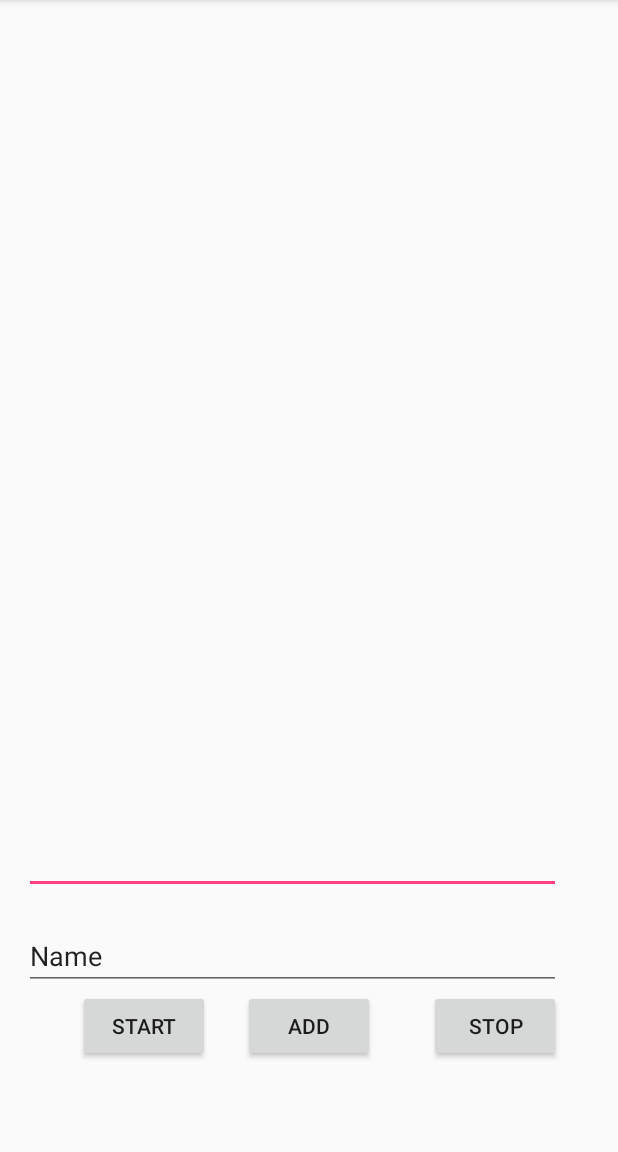
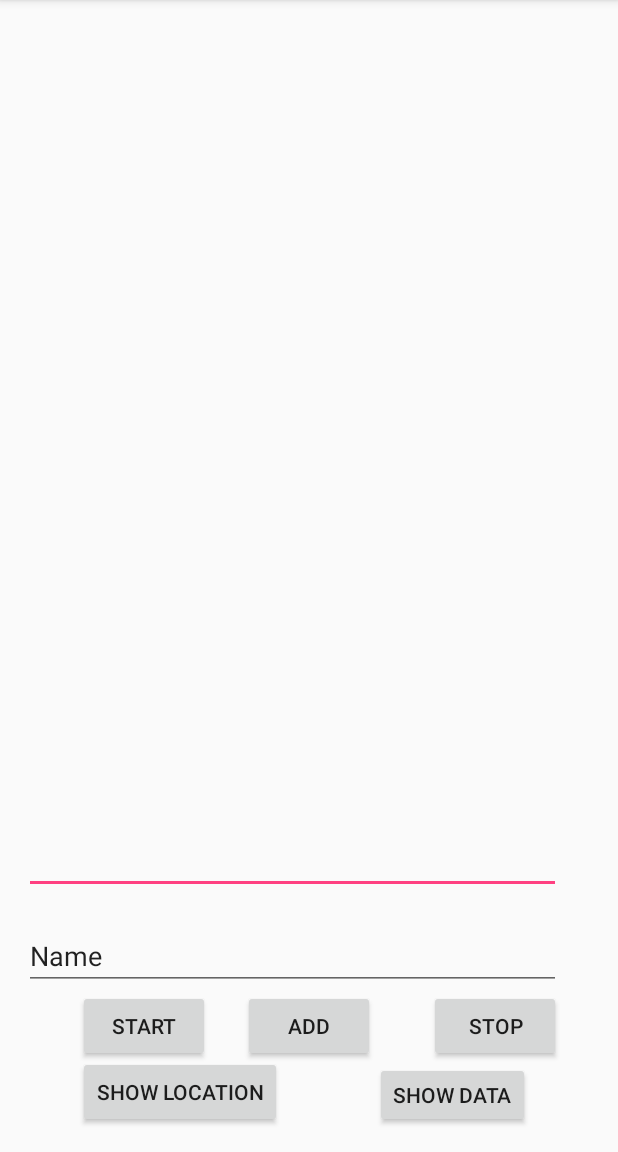
Before and after one commit to haseebehsan/ModernProgrammingLanguages, an Android app: the screen it shows after launch (MainActivity), on a phone screen of 412 x 824 dp, the part 84-1236 px from its top. Run offline under Robolectric (Android 15) with nearby library versions, the phone set to English and light mode, and no system bars; 2 statements that could not run were skipped.

Commit message:
added location storing into db
db name: Location
table name: LocationHistory
Column name: location
type: varchar(20)

```diff
--- a/LocationPathDB/app/src/main/res/layout/activity_main.xml
+++ b/LocationPathDB/app/src/main/res/layout/activity_main.xml
@@ -73,4 +73,23 @@
         android:layout_above="@+id/add"
         android:layout_alignRight="@+id/stopbutton"
         android:layout_alignEnd="@+id/stopbutton" />
+
+    <Button
+        android:text="Show Location"
+        android:layout_width="wrap_content"
+        android:layout_height="wrap_content"
+        android:id="@+id/showloc"
+        android:layout_alignParentBottom="true"
+        android:layout_alignLeft="@+id/startbutton"
+        android:layout_alignStart="@+id/startbutton" />
+
+    <Button
+        android:text="Show Data"
+        android:layout_width="wrap_content"
+        android:layout_height="wrap_content"
+        android:layout_below="@+id/add"
+        android:layout_toRightOf="@+id/add"
+        android:layout_toEndOf="@+id/add"
+        android:id="@+id/showdata" />
+
 </RelativeLayout>
```
Also changed, not shown: LocationPathDB/app/src/main/java/com/example/haseeb/locationpathdb/MainActivity.java (+35 -1 lines), LocationPathDB/app/src/main/java/com/example/haseeb/locationpathdb/backgroundTask.java (+21 -5 lines).
